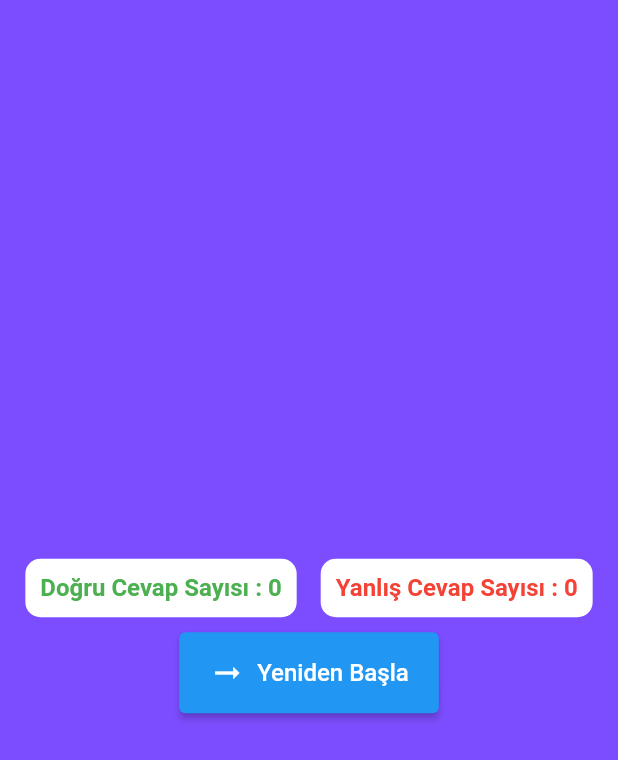
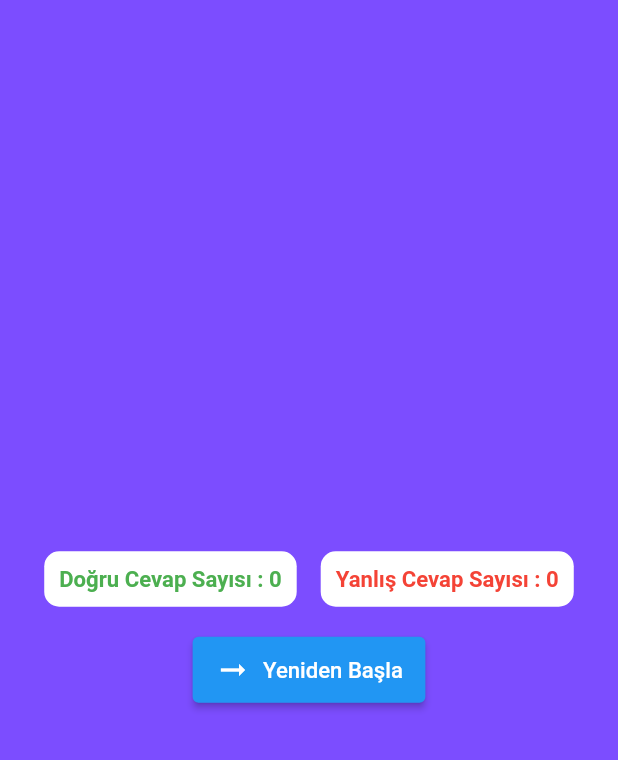
Before and after one commit to bilal1616/Tobeto_quiz_app_first, a Flutter app: the ResultScreen screen opened directly with empty values, on a phone screen of 412 x 824 dp. Shown: the top 760 px of the screen. Run offline on Flutter 3.47's test engine with Material 2 defaults, Android fonts, the phone set to English and light mode, and no system bars.

Commit message:
07.11.2023

```diff
--- a/lib/result_screen.dart
+++ b/lib/result_screen.dart
@@ -15,15 +15,13 @@ class ResultScreen extends StatelessWidget {
   @override
   Widget build(BuildContext context) {
     //bir Flutter widget sınıfının `build` metodunu yeniden tanımlar. Bu metot, widget'in görünümünü oluşturur.
-    final int totalQuestions = questions
-        .length; // Toplam soru sayısı ve soru listesinin uzunluğunu kontrol eder.
+    final int totalQuestions = questions.length; // Toplam soru sayısı ve soru listesinin uzunluğunu kontrol eder.
     final int correctCount = selectedAnswers.where((answer) {
       final index = selectedAnswers.indexOf(answer);
       return answer == correctAnswers[index];
     }).length; // Yukarıdaki satır, doğru cevap sayısını hesaplar ve `correctCount` adlı bir değişkene atar.
 
-    final int incorrectCount =
-        totalQuestions - correctCount; // Yanlış cevap sayısı
+    final int incorrectCount = totalQuestions - correctCount; // Yanlış cevap sayısı
 
     return Scaffold(
       backgroundColor: Colors.deepPurpleAccent,
@@ -31,21 +29,20 @@ class ResultScreen extends StatelessWidget {
         child: Column(
           mainAxisAlignment: MainAxisAlignment.center,
           children: [
-            SizedBox(height: 24),
+            SizedBox(height: 14),
             Row(
               mainAxisAlignment: MainAxisAlignment.center,
               children: [
                 Container(
                   padding: EdgeInsets.all(10),
                   decoration: BoxDecoration(
-                    color: Colors
-                        .white, // Doğru cevap sayısı kutusunun arka plan rengi
+                    color: Colors.white, // Doğru cevap sayısı kutusunun arka plan rengi
                     borderRadius: BorderRadius.circular(10),
                   ),
                   child: Text(
                     "Doğru Cevap Sayısı : $correctCount",
                     style: TextStyle(
-                      fontSize: 16,
+                      fontSize: 14.75,
                       fontWeight: FontWeight.bold,
                       color: Colors.green, // Doğru cevap sayısı yazı rengi
                     ),
@@ -55,14 +52,13 @@ class ResultScreen extends StatelessWidget {
                 Container(
                   padding: EdgeInsets.all(10),
                   decoration: BoxDecoration(
-                    color: Colors
-                        .white, // Yanlış cevap sayısı kutusunun arka plan rengi
+                    color: Colors.white, // Yanlış cevap sayısı kutusunun arka plan rengi
                     borderRadius: BorderRadius.circular(10),
                   ),
                   child: Text(
                     "Yanlış Cevap Sayısı : $incorrectCount",
                     style: TextStyle(
-                      fontSize: 16,
+                      fontSize: 14.75,
                       fontWeight: FontWeight.bold,
                       color: Colors.red, // Yanlış cevap sayısı yazı rengi
                     ),
@@ -84,19 +80,21 @@ class ResultScreen extends StatelessWidget {
                 child: ListTile(
                   title: Text(
                     question,
-                      style: TextStyle(fontSize: 16, color: Colors.white),
+                    style: TextStyle(fontSize: 14.75, color: Colors.white),
                   ),
                   subtitle: Text(
-                      isCorrect ? "Doğru Cevap: $selectedAnswer" : "Cevabın Doğrusu: $correctAnswer",
-                      style: TextStyle(fontSize: 16, color: Colors.white),
+                    // Yanlış cevap verildiyse, verilen cevabı ve doğru cevabı ayrı ayrı satırlara yaz
+                    isCorrect ? "Doğru Cevap: $selectedAnswer" : "Seçilen Cevap: ${selectedAnswer}\nDoğru Cevap: $correctAnswer",
+                    style: TextStyle(fontSize: 14.75, color: Colors.white),
                   ),
                   leading: isCorrect ? Icon(Icons.check, color: Colors.green) // Doğru cevap işareti
                       : Icon(Icons.close, color: Colors.red), // Yanlış cevap işareti
                 ),
               );
+
               }),
             ),
-            SizedBox(height: 10),
+            SizedBox(height: 18),
             ElevatedButton.icon(
               onPressed: () {
                 // Yeniden başlat düğmesine tıklanınca uygulamayı baştan başlatır.
@@ -105,11 +103,11 @@ class ResultScreen extends StatelessWidget {
               icon: const Icon(Icons.arrow_right_alt), // Düğme ikonu
               label: const Text(
                 "Yeniden Başla",
-                style: TextStyle(fontSize: 16),
+                style: TextStyle(fontSize: 14.75),
               ),
               style: OutlinedButton.styleFrom(
                 foregroundColor: Colors.white, // Yazı rengi
-                padding: const EdgeInsets.fromLTRB(20, 15, 20, 15), // Kenar boşluğu
+                padding: const EdgeInsets.fromLTRB(15, 10, 15, 10), // Kenar boşluğu
               ),
             ),
           ],
```
Also changed, not shown: assets/01.png (renamed from assets/Screenshot_1699387476.png), assets/02.png (renamed from assets/Screenshot_1699387480.png), assets/03.png (added), assets/04.png (added), assets/Screenshot_1699387329.png (deleted), 1 other file. Lines whose indentation alone changed are shown as unchanged.
